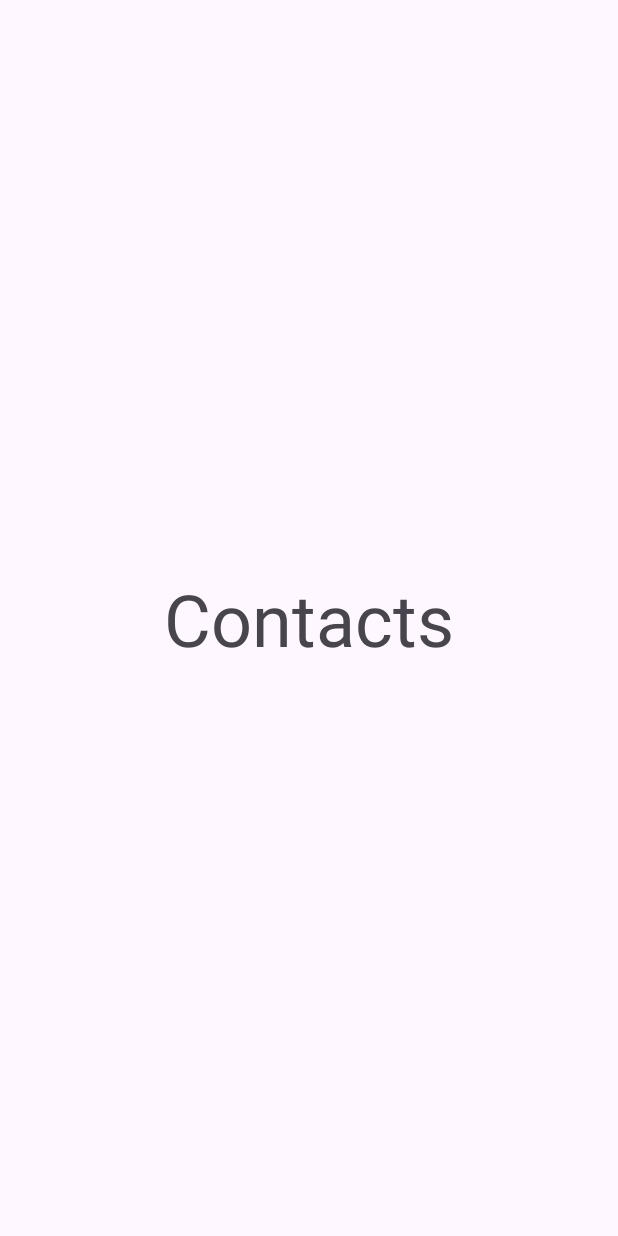
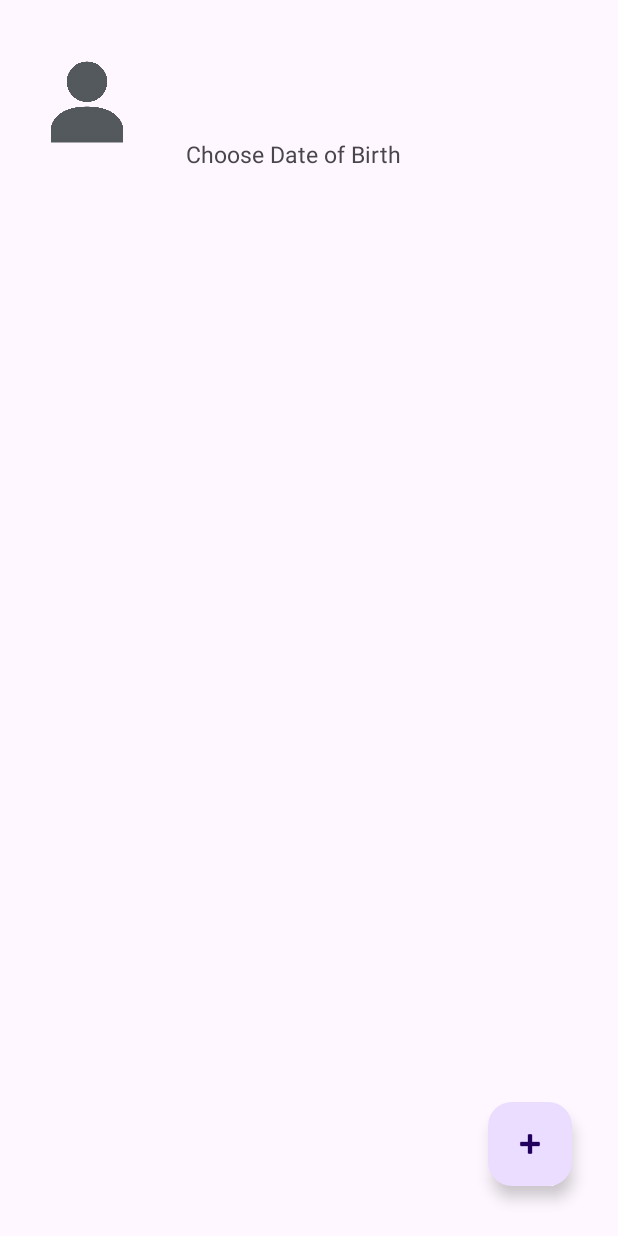
Before and after one commit to sawthetphyoe/log-book-app, an Android app: the ContactsActivity screen opened directly, with no data from a screen before it, on a phone screen of 412 x 824 dp. Run offline under Robolectric (Android 15) with nearby library versions, the phone set to English and light mode, and no system bars.

Commit message:
added contacts feature with recyclerview

```diff
--- a/app/src/main/AndroidManifest.xml
+++ b/app/src/main/AndroidManifest.xml
@@ -12,6 +12,9 @@
         android:supportsRtl="true"
         android:theme="@style/Theme.LogBookApp"
         tools:targetApi="31">
+        <activity
+            android:name=".AddContactActivity"
+            android:exported="false" />
         <activity
             android:name=".ContactsActivity"
             android:exported="false" />
--- /dev/null
+++ b/app/src/main/java/com/example/logbookapp/Contact.java
@@ -0,0 +1,57 @@
+package com.example.logbookapp;
+
+import java.io.Serializable;
+import java.util.Date;
+
+public class Contact implements Serializable {
+    private long _id; //primary key
+    private String name;
+    private String email;
+    private String dob;
+
+    public Contact(String name, String email, String dob) {
+        this.name = name;
+        this.email = email;
+        this.dob = dob;
+    }
+
+    public Contact(long id, String name, String email, String dob) {
+        this._id = id;
+        this.name = name;
+        this.email = email;
+        this.dob = dob;
+    }
+
+    public long getId() {
+        return _id;
+    }
+
+    public void setId(long id) {
+        this._id = id;
+    }
+
+    public String getName() {
+        return name;
+    }
+
+    public void setName(String name) {
+        this.name = name;
+    }
+
+
+    public String getEmail() {
+        return email;
+    }
+
+    public void setEmail(String email) {
+        this.email = email;
+    }
+
+    public String getDob() {
+        return dob;
+    }
+
+    public void setDob(String dob) {
+        this.dob = dob;
+    }
+}
--- /dev/null
+++ b/app/src/main/java/com/example/logbookapp/ContactViewAdapter.java
@@ -0,0 +1,44 @@
+package com.example.logbookapp;
+
+import android.content.Context;
+import android.view.LayoutInflater;
+import android.view.View;
+import android.view.ViewGroup;
+
+import androidx.annotation.NonNull;
+import androidx.recyclerview.widget.RecyclerView;
+
+import java.util.ArrayList;
+
+public class ContactViewAdapter extends RecyclerView.Adapter<ContactViewHolder> {
+
+
+    Context context;
+    ArrayList<Contact> contactList;
+
+    public ContactViewAdapter(Context context, ArrayList<Contact> contactList) {
+        this.context = context;
+        this.contactList = contactList;
+    }
+
+    @NonNull
+    @Override
+    public ContactViewHolder onCreateViewHolder(@NonNull ViewGroup parent, int viewType) {
+        View view = LayoutInflater.from(parent.getContext()).inflate(R.layout.contact_item_layout, parent, false);
+        return new ContactViewHolder(view);
+    }
+
+    @Override
+    public void onBindViewHolder(@NonNull ContactViewHolder holder, int position) {
+        Contact contact = contactList.get(position);
+        holder.imageView.setImageResource(R.drawable.user_avatar);
+        holder.textName.setText(contact.getName());
+        holder.textEmail.setText(contact.getEmail());
+        holder.textDob.setText(contact.getDob());
+    }
+
+    @Override
+    public int getItemCount() {
+        return contactList.size();
+    }
+}
--- /dev/null
+++ b/app/src/main/java/com/example/logbookapp/ContactViewHolder.java
@@ -0,0 +1,26 @@
+package com.example.logbookapp;
+
+import android.content.Context;
+import android.view.View;
+import android.widget.ImageView;
+import android.widget.TextView;
+
+import androidx.recyclerview.widget.RecyclerView;
+
+public class ContactViewHolder extends RecyclerView.ViewHolder {
+
+    ImageView imageView;
+    TextView textName, textEmail, textDob;
+
+    public ContactViewHolder(View view) {
+        super(view);
+
+        imageView = view.findViewById(R.id.avatar);
+
+        textName = view.findViewById(R.id.contact_name);
+
+        textEmail = view.findViewById(R.id.contact_email);
+
+        textDob = view.findViewById(R.id.contact_dob);
+    }
+}
--- a/app/src/main/java/com/example/logbookapp/ContactsActivity.java
+++ b/app/src/main/java/com/example/logbookapp/ContactsActivity.java
@@ -1,14 +1,47 @@
 package com.example.logbookapp;
 
 import androidx.appcompat.app.AppCompatActivity;
+import androidx.recyclerview.widget.LinearLayoutManager;
+import androidx.recyclerview.widget.RecyclerView;
 
+import android.content.Intent;
 import android.os.Bundle;
+import android.view.View;
+
+import com.google.android.material.floatingactionbutton.FloatingActionButton;
+
+import java.util.ArrayList;
 
 public class ContactsActivity extends AppCompatActivity {
+
+    FloatingActionButton btnAddNewContact;
+    RecyclerView recyclerView;
+    DatabaseHelper databaseHelper;
 
     @Override
     protected void onCreate(Bundle savedInstanceState) {
         super.onCreate(savedInstanceState);
         setContentView(R.layout.activity_contacts);
+
+        recyclerView = findViewById(R.id.contacts_recyclerview);
+
+        databaseHelper = new DatabaseHelper(this);
+
+        ArrayList<Contact> contactList = databaseHelper.getAllContacts();
+
+        recyclerView.setLayoutManager(new LinearLayoutManager(this));
+        recyclerView.hasFixedSize();
+
+        ContactViewAdapter adapter = new ContactViewAdapter(this, contactList);
+
+        recyclerView.setAdapter(adapter);
+
+        btnAddNewContact = findViewById(R.id.btn_add_new_contact);
+
+        btnAddNewContact.setOnClickListener(view -> {
+            Intent intent = new Intent(ContactsActivity.this, AddContactActivity.class);
+            startActivity(intent);
+        });
     }
+
 }
--- /dev/null
+++ b/app/src/main/java/com/example/logbookapp/DatabaseHelper.java
@@ -0,0 +1,76 @@
+package com.example.logbookapp;
+
+import android.content.ContentValues;
+import android.content.Context;
+import android.database.Cursor;
+import android.database.sqlite.SQLiteDatabase;
+import android.database.sqlite.SQLiteOpenHelper;
+
+import androidx.annotation.Nullable;
+
+import java.util.ArrayList;
+
+public class DatabaseHelper extends SQLiteOpenHelper {
+
+    private static final String DBNAME = "log_book_database";
+    private static final String TABLE_NAME = "contacts";
+    public static final String ID = "_id"; //cursor adapter//primary key
+    public static final String NAME = "name";
+    public static final String EMAIL = "email";
+    public static final String DOB = "dob";
+
+    private SQLiteDatabase database;
+
+    public DatabaseHelper(@Nullable Context context) {
+        super(context, DBNAME, null, 3);
+        database = getWritableDatabase();
+    }
+
+    @Override
+    public void onCreate(SQLiteDatabase db) {
+        String createContactTable = "CREATE TABLE " + TABLE_NAME + "(" + ID + " INTEGER PRIMARY KEY AUTOINCREMENT, " + NAME + " TEXT, " + EMAIL + " TEXT, " + DOB + " TEXT)";
+        db.execSQL(createContactTable);
+    }
+
+    @Override
+    public void onUpgrade(SQLiteDatabase db, int oldVersion, int newVersion) {
+        String dropContactTable = "DROP TABLE IF EXISTS " + TABLE_NAME;
+        db.execSQL(dropContactTable);
+        onCreate(db);
+    }
+
+    public long saveContact(Contact contact) {
+        ContentValues values = new ContentValues();
+        values.put(NAME, contact.getName());
+        values.put(EMAIL, contact.getEmail());
+        values.put(DOB, contact.getDob());
+
+        return database.insertOrThrow(TABLE_NAME, null, values);
+    }
+
+    public ArrayList<Contact> getAllContacts() {
+        database = getReadableDatabase();
+
+        Cursor results = database.query(TABLE_NAME, new String[]{ID, NAME, EMAIL, DOB},
+                null, null, null, null, NAME);
+
+        ArrayList<Contact> contactList = new ArrayList<>();
+
+        results.moveToFirst();
+
+        while (!results.isAfterLast()) {
+            int id = results.getInt(0);
+            String name = results.getString(1);
+            String email = results.getString(2);
+            String dob = results.getString(3);
+
+            Contact contact = new Contact(id, name, email, dob);
+
+            contactList.add(contact);
+
+            results.moveToNext();
+        }
+
+        return contactList;
+    }
+}
--- /dev/null
+++ b/app/src/main/res/drawable/my_bg.xml
@@ -0,0 +1,5 @@
+<shape xmlns:android="http://schemas.android.com/apk/res/android" android:shape="rectangle" >
+    <solid android:color="@color/design_default_color_primary_dark" />
+    <corners
+        android:radius="5dp"/>
+</shape>
--- /dev/null
+++ b/app/src/main/res/drawable/my_border.xml
@@ -0,0 +1,6 @@
+<shape xmlns:android="http://schemas.android.com/apk/res/android" android:shape="rectangle" >
+    <solid android:color="@android:color/white" />
+    <stroke android:width="1dp" android:color="@color/design_default_color_primary_dark"/>
+    <corners
+        android:radius="5dp"/>
+</shape>
--- a/app/src/main/res/layout/activity_contacts.xml
+++ b/app/src/main/res/layout/activity_contacts.xml
@@ -7,15 +7,42 @@
     tools:context=".ContactsActivity">
 
     <TextView
-        android:id="@+id/textView2"
-        android:layout_width="wrap_content"
-        android:layout_height="wrap_content"
-        android:text="Contacts"
-        android:textSize="48sp"
+        android:id="@+id/contacts_textview"
+        android:layout_width="match_parent"
+        android:layout_height="match_parent"
+        android:visibility="gone"
+        android:gravity="center"
+        android:textSize="45sp"
         app:layout_constraintBottom_toBottomOf="parent"
         app:layout_constraintEnd_toEndOf="parent"
         app:layout_constraintHorizontal_bias="0.5"
         app:layout_constraintStart_toStartOf="parent"
         app:layout_constraintTop_toTopOf="parent"
         app:layout_constraintVertical_bias="0.5" />
+
+    <androidx.recyclerview.widget.RecyclerView
+        android:id="@+id/contacts_recyclerview"
+        android:layout_width="match_parent"
+        android:layout_height="match_parent"
+        app:layout_constraintBottom_toBottomOf="parent"
+        app:layout_constraintEnd_toEndOf="parent"
+        app:layout_constraintHorizontal_bias="0.5"
+        app:layout_constraintStart_toStartOf="parent"
+        app:layout_constraintTop_toTopOf="parent"
+        app:layout_constraintVertical_bias="0.5" />
+
+    <com.google.android.material.floatingactionbutton.FloatingActionButton
+        android:id="@+id/btn_add_new_contact"
+        android:layout_width="wrap_content"
+        android:layout_height="wrap_content"
+        android:layout_gravity="end|bottom"
+        android:layout_margin="16dp"
+        android:contentDescription="@string/add_new_button"
+        android:src="@android:drawable/ic_input_add"
+        app:layout_constraintBottom_toBottomOf="parent"
+        app:layout_constraintEnd_toEndOf="parent"
+        app:layout_constraintHorizontal_bias="0.954"
+        app:layout_constraintStart_toStartOf="parent"
+        app:layout_constraintTop_toTopOf="parent"
+        app:layout_constraintVertical_bias="0.976" />
 </androidx.constraintlayout.widget.ConstraintLayout>
--- /dev/null
+++ b/app/src/main/res/layout/contact_item_layout.xml
@@ -0,0 +1,50 @@
+<?xml version="1.0" encoding="utf-8"?>
+<LinearLayout xmlns:android="http://schemas.android.com/apk/res/android"
+    xmlns:app="http://schemas.android.com/apk/res-auto"
+    android:padding="8dp"
+    android:layout_width="match_parent"
+    android:layout_height="wrap_content">
+
+    <ImageView
+        android:padding="20dp"
+        android:id="@+id/avatar"
+        android:layout_width="100dp"
+        android:layout_height="120dp"
+        android:contentDescription="@string/contact_profile"
+        android:src="@drawable/user_avatar" />
+
+    <LinearLayout
+        android:layout_width="303dp"
+        android:layout_height="120dp"
+        android:gravity="center_vertical"
+        android:orientation="vertical">
+
+        <TextView
+            android:id="@+id/contact_name"
+            android:layout_width="match_parent"
+            android:layout_height="wrap_content"
+            android:paddingHorizontal="16dp"
+            android:paddingVertical="5dp"
+            android:textSize="20sp"
+            android:textStyle="bold" />
+
+        <TextView
+            android:id="@+id/contact_email"
+            android:layout_width="match_parent"
+            android:layout_height="wrap_content"
+            android:paddingHorizontal="16dp"
+            android:paddingVertical="5dp"
+            android:textSize="15sp" />
+
+        <TextView
+            android:id="@+id/contact_dob"
+            android:layout_width="match_parent"
+            android:layout_height="wrap_content"
+            android:paddingHorizontal="16dp"
+            android:paddingVertical="5dp"
+            android:textSize="15sp" />
+
+    </LinearLayout>
+
+
+</LinearLayout>
```
Also changed, not shown: app/src/main/java/com/example/logbookapp/AddContactActivity.java (added, +81 -0 lines), app/src/main/java/com/example/logbookapp/ImageSliderActivity.java (+8 -1 lines), app/src/main/res/layout/activity_add_contact.xml (added, +89 -0 lines), app/src/main/res/values/strings.xml (+9 -0 lines), app/src/main/res/drawable/user_avatar.png (added).
